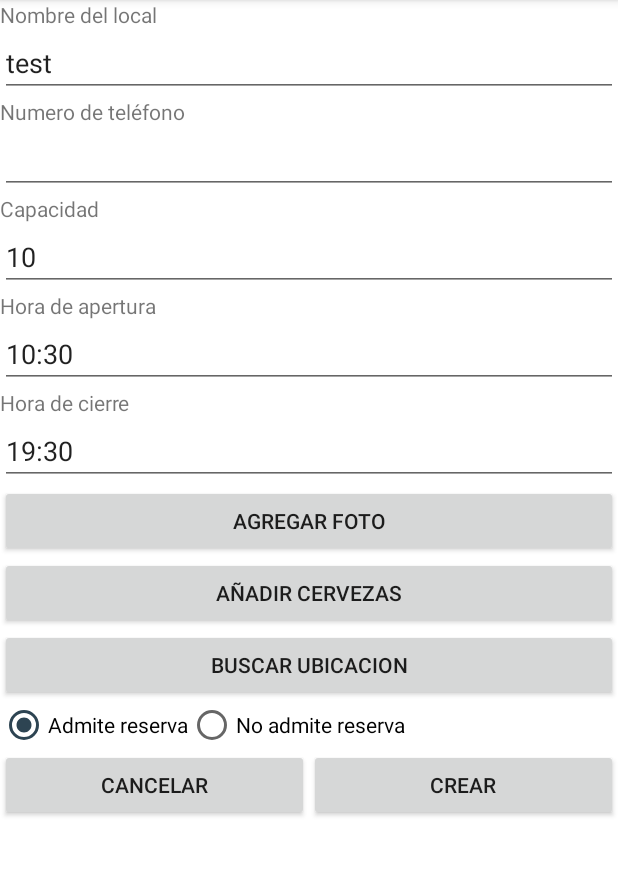
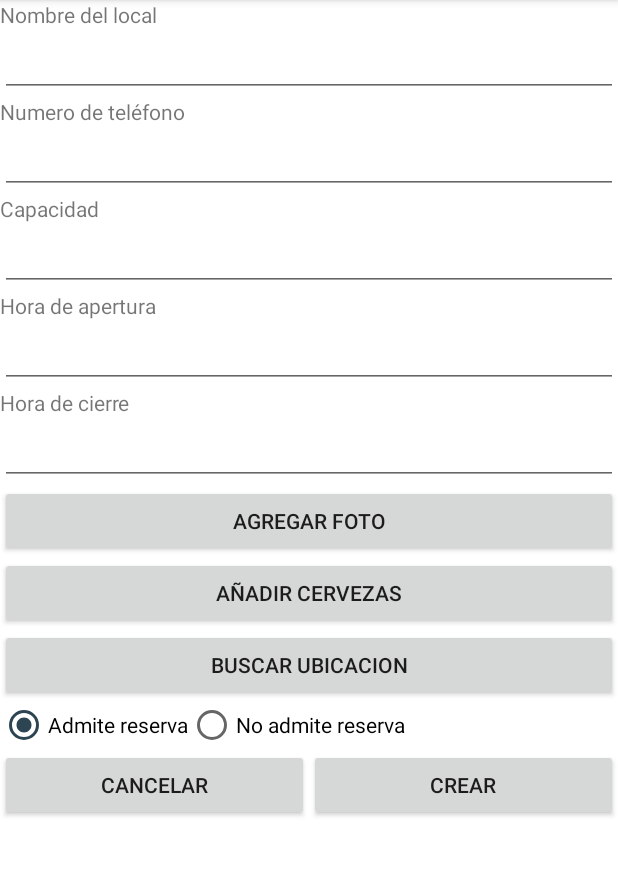
Before and after one commit to EAmherdt/BirrApp, an Android app: the screen it shows after launch (MainActivity), in the side drawer, after a tap on "Alta Local", on a phone screen of 412 x 824 dp, the part 84-960 px from its top. Run offline under Robolectric (Android 15) with nearby library versions, the phone set to English and light mode, and no system bars; our stand-ins replace Room's generated code.

```diff
--- a/app/src/main/java/com/ripani/perren/amherdt/birrapp/AltaLocalFragment.java
+++ b/app/src/main/java/com/ripani/perren/amherdt/birrapp/AltaLocalFragment.java
@@ -123,12 +123,6 @@ public class AltaLocalFragment extends Fragment {
 
 
         coordenadas = "0;0";
-
-
-        etNombreLocal.setText("test");
-        etCapacidad.setText("10");
-        etHoraApertura.setText("10:30");
-        etHoraCierre.setText("19:30");
 
 
         if (getArguments() != null) coordenadas = getArguments().getString("latLng", "0;0");
```
